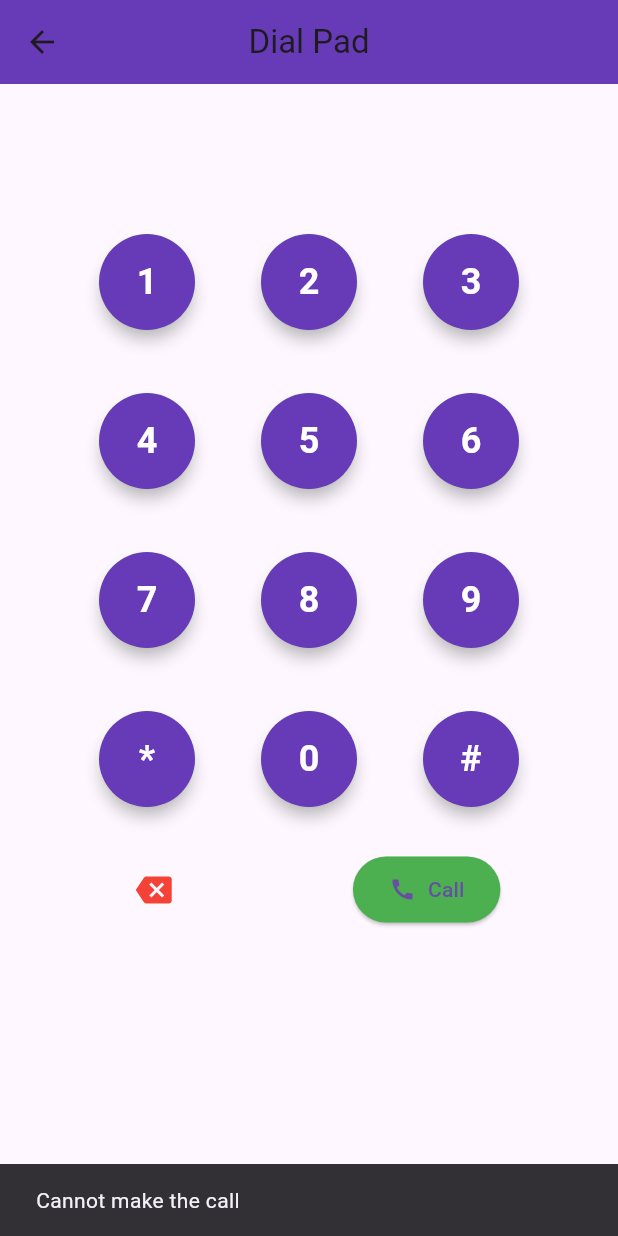
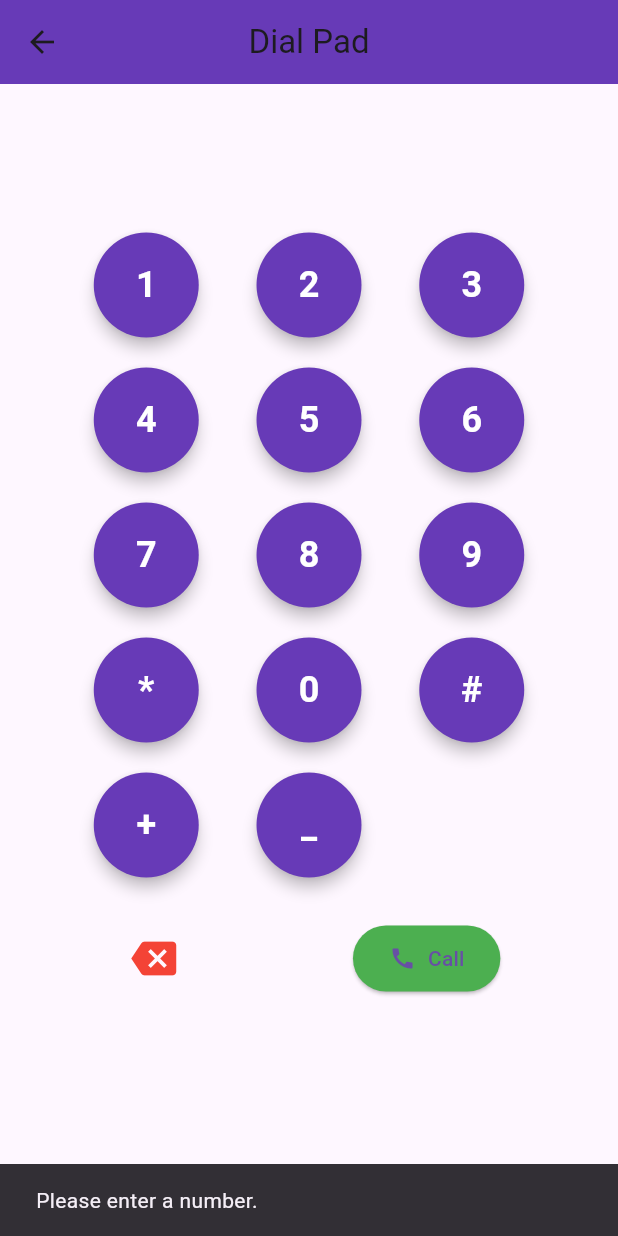
Before and after one commit to kjudr05/EL_4TH_SEM, a Flutter app: the MakePhoneCall screen opened directly, after a tap on "Call", on a phone screen of 412 x 824 dp. Run offline on Flutter 3.47's test engine with Material 3 defaults, Android fonts, the phone set to English and light mode, and no system bars.

Commit message:
Update make_phone_call.dart

```diff
--- a/el_4th_sem_fixed/lib/EL_4TH_SEM/make_phone_call.dart
+++ b/el_4th_sem_fixed/lib/EL_4TH_SEM/make_phone_call.dart
@@ -20,43 +20,44 @@ class MakePhoneCallState extends State<MakePhoneCall> {
   void _onBackspace() {
     setState(() {
       if (_input.isNotEmpty) {
-        _input = _input.substring(0, _input.length - 1);         //substring(start, end) returns the part of the string from start to end - 1.
+        _input = _input.substring(0, _input.length - 1);
       }
     });
   }
- /*Uri(scheme: 'tel', path: _input) creates a URI like:
-tel:9876543210
 
-canLaunchUrl() checks if the device can open this URI.
+  Future<void> _makeCall() async {
+    if (_input.isEmpty) {
+      ScaffoldMessenger.of(context).showSnackBar(
+        const SnackBar(content: Text("Please enter a number.")),
+      );
+      return;
+    }
 
-launchUrl() opens the dialer or makes the call if it’s possible*/
-  void _makeCall() async {
     final Uri phoneUri = Uri(scheme: 'tel', path: _input);
+
     if (await canLaunchUrl(phoneUri)) {
-      await launchUrl(phoneUri);
+      await launchUrl(phoneUri, mode: LaunchMode.externalApplication); // Opens the dialer
     } else {
       ScaffoldMessenger.of(context).showSnackBar(
-        const SnackBar(content: Text('Cannot make the call')),
+        const SnackBar(content: Text('Cannot launch the dialer.')),
       );
     }
   }
 
   Widget _buildDialButton(String number) {
-  return Container(
-    decoration: BoxDecoration(
-      shape: BoxShape.circle,
-      border: Border.all(color: Colors.white, width: 2), // Optional border for visibility
-    ),
+    return SizedBox(
+      width: 70,
+      height: 70,
       child: ElevatedButton(
         onPressed: () => _onKeyTap(number),
         style: ElevatedButton.styleFrom(
           shape: const CircleBorder(),
-        padding: const EdgeInsets.all(24),
           backgroundColor: Colors.deepPurple,
           elevation: 4,
+          padding: EdgeInsets.zero,
         ),
         child: Text(
-        number,
+          number == ' ' ? '_' : number, // Show _ for space visually
           style: const TextStyle(
             fontSize: 24,
             fontWeight: FontWeight.bold,
@@ -66,7 +67,6 @@ launchUrl() opens the dialer or makes the call if it’s possible*/
       ),
     );
   }
-
 
   @override
   Widget build(BuildContext context) {
@@ -84,53 +84,46 @@ launchUrl() opens the dialer or makes the call if it’s possible*/
               _input,
               style: const TextStyle(fontSize: 32, fontWeight: FontWeight.bold),
             ),
-            const SizedBox(height: 20),
+            const SizedBox(height: 30),
             Column(
               children: [
                 Row(
                   mainAxisAlignment: MainAxisAlignment.spaceEvenly,
-      children: [
-        _buildDialButton('1'),
-        _buildDialButton('2'),
-        _buildDialButton('3'),
-      ],
+                  children: [_buildDialButton('1'), _buildDialButton('2'), _buildDialButton('3')],
+                ),
+                const SizedBox(height: 20),
+                Row(
+                  mainAxisAlignment: MainAxisAlignment.spaceEvenly,
+                  children: [_buildDialButton('4'), _buildDialButton('5'), _buildDialButton('6')],
+                ),
+                const SizedBox(height: 20),
+                Row(
+                  mainAxisAlignment: MainAxisAlignment.spaceEvenly,
+                  children: [_buildDialButton('7'), _buildDialButton('8'), _buildDialButton('9')],
+                ),
+                const SizedBox(height: 20),
+                Row(
+                  mainAxisAlignment: MainAxisAlignment.spaceEvenly,
+                  children: [_buildDialButton('*'), _buildDialButton('0'), _buildDialButton('#')],
                 ),
                 const SizedBox(height: 20),
                 Row(
                   mainAxisAlignment: MainAxisAlignment.spaceEvenly,
                   children: [
-        _buildDialButton('4'),
-        _buildDialButton('5'),
-        _buildDialButton('6'),
-      ],
-    ),
-    const SizedBox(height: 20),
-    Row(
-      mainAxisAlignment: MainAxisAlignment.spaceEvenly,
-      children: [
-        _buildDialButton('7'),
-        _buildDialButton('8'),
-        _buildDialButton('9'),
-      ],
-    ),
-    const SizedBox(height: 20),
-    Row(
-      mainAxisAlignment: MainAxisAlignment.spaceEvenly,
-      children: [
-        _buildDialButton('*'),
-        _buildDialButton('0'),
-        _buildDialButton('#'),
+                    _buildDialButton('+'),
+                    _buildDialButton(' '), // Space
+                    const SizedBox(width: 70), // Placeholder for layout symmetry
                   ],
                 ),
               ],
             ),
-
-            const SizedBox(height: 20),
+            const SizedBox(height: 30),
             Row(
               mainAxisAlignment: MainAxisAlignment.spaceAround,
               children: [
                 IconButton(
                   icon: const Icon(Icons.backspace, color: Colors.red),
+                  iconSize: 30,
                   onPressed: _onBackspace,
                 ),
                 ElevatedButton.icon(
```
Lines whose indentation alone changed are shown as unchanged.
